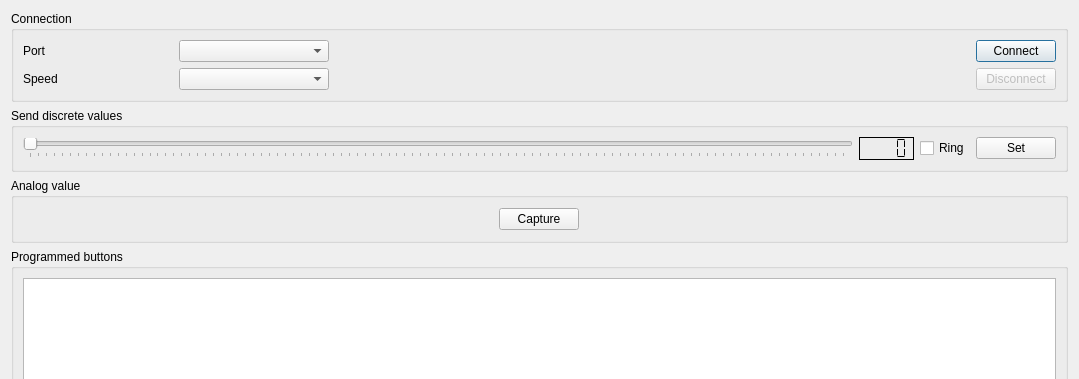
Qt form HostApp/maindialog.ui (alexsomesan/CarAudioSteering) before a commit; both pictures show x 0 to 1079 and y 0 to 379 of the 1079 by 879 pixel window.
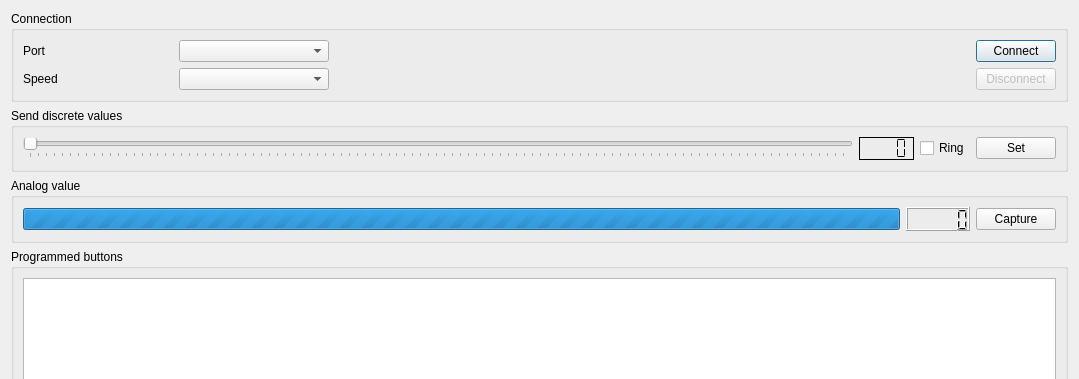
The same form after that commit.

Commit message: Display raw ADC val in Host app

```diff
--- a/HostApp/maindialog.ui
+++ b/HostApp/maindialog.ui
@@ -200,16 +200,19 @@
       <string>Analog value</string>
      </property>
      <layout class="QHBoxLayout" name="horizontalLayout_2">
-      <!-- <item>
-       <widget class="QLCDNumber" name="analogLabel">
-        <property name="digitCount">
-         <number>4</number>
+      <item>
+       <widget class="QProgressBar" name="adcBar">
+        <property name="maximum">
+         <number>0</number>
         </property>
-        <property name="segmentStyle">
-         <enum>QLCDNumber::Flat</enum>
+        <property name="value">
+         <number>-1</number>
         </property>
        </widget>
-      </item> -->
+      </item>
+      <item>
+       <widget class="QLCDNumber" name="adcVal"/>
+      </item>
       <item>
        <widget class="QPushButton" name="analogButton">
         <property name="sizePolicy">
```
Left out of the diff: 38 changed lines with no effect on the pictures. The commit also changes 2 other files.
